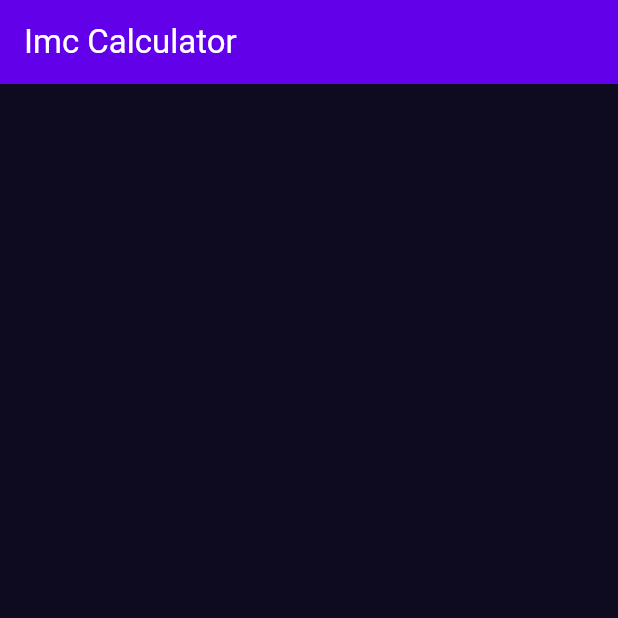
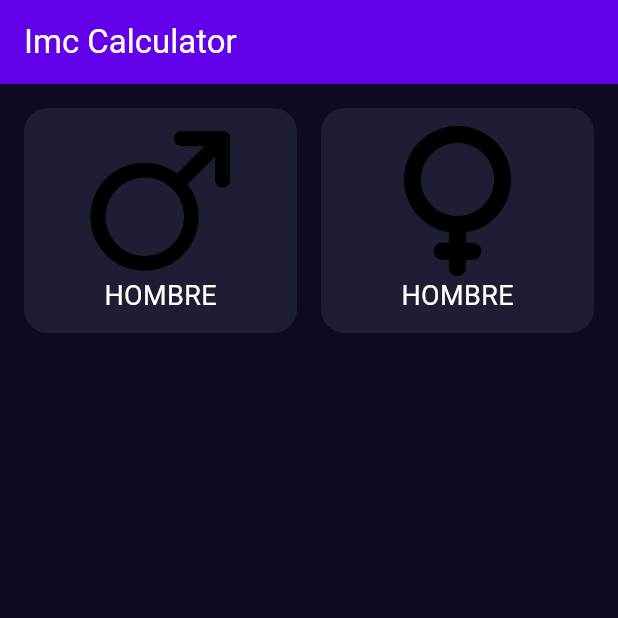
Before and after one commit to igrisdev/flutter_application_2, a Flutter app: the screen it shows after launch, on a phone screen of 412 x 824 dp, the top half of it. Run offline on Flutter 3.47's test engine with Material 3 defaults, Android fonts, the phone set to English and light mode, and no system bars.

Commit message:
Implement gender selector with visual feedback and add height selector component

```diff
--- a/lib/components/gender_selector.dart
+++ b/lib/components/gender_selector.dart
@@ -1,4 +1,6 @@
 import 'package:flutter/material.dart';
+import 'package:flutter_application_2/core/app_colors.dart';
+import 'package:flutter_application_2/core/text_styles.dart';
 
 class GenderSelector extends StatefulWidget {
   const GenderSelector({super.key});
@@ -14,8 +16,74 @@ class _GenderSelectorState extends State<GenderSelector> {
   Widget build(BuildContext context) {
     return Row(
       children: [
-        Column(children: []),
-        Column(children: []),
+        Expanded(
+          child: GestureDetector(
+            onTap: () {
+              setState(() {
+                selectedGender = "Hombre";
+              });
+            },
+            child: Padding(
+              padding: const EdgeInsets.only(
+                left: 16,
+                top: 16,
+                bottom: 16,
+                right: 8,
+              ),
+              child: Container(
+                decoration: BoxDecoration(
+                  color: selectedGender == "Hombre"
+                      ? AppColors.backgroundComponentSelected
+                      : AppColors.backgroundComponent,
+                  borderRadius: BorderRadius.circular(16),
+                ),
+                child: Padding(
+                  padding: const EdgeInsets.all(12),
+                  child: Column(
+                    children: [
+                      Image.asset("assets/images/male.png", height: 100),
+                      Text("Hombre".toUpperCase(), style: TextStyles.bodyText),
+                    ],
+                  ),
+                ),
+              ),
+            ),
+          ),
+        ),
+        Expanded(
+          child: GestureDetector(
+            onTap: () {
+              setState(() {
+                selectedGender = "Mujer";
+              });
+            },
+            child: Padding(
+              padding: const EdgeInsets.only(
+                left: 8,
+                top: 16,
+                bottom: 16,
+                right: 16,
+              ),
+              child: Container(
+                decoration: BoxDecoration(
+                  color: selectedGender == "Mujer"
+                      ? AppColors.backgroundComponentSelected
+                      : AppColors.backgroundComponent,
+                  borderRadius: BorderRadius.circular(16),
+                ),
+                child: Padding(
+                  padding: const EdgeInsets.all(12),
+                  child: Column(
+                    children: [
+                      Image.asset("assets/images/female.png", height: 100),
+                      Text("Hombre".toUpperCase(), style: TextStyles.bodyText),
+                    ],
+                  ),
+                ),
+              ),
+            ),
+          ),
+        ),
       ],
     );
   }
--- /dev/null
+++ b/lib/components/height_selector.dart
@@ -0,0 +1,15 @@
+import 'package:flutter/material.dart';
+
+class HeightSelector extends StatefulWidget {
+  const HeightSelector({super.key});
+
+  @override
+  State<HeightSelector> createState() => _HeightSelectorState();
+}
+
+class _HeightSelectorState extends State<HeightSelector> {
+  @override
+  Widget build(BuildContext context) {
+    return const Placeholder();
+  }
+}
--- /dev/null
+++ b/lib/core/text_styles.dart
@@ -0,0 +1,8 @@
+import 'package:flutter/material.dart';
+
+class TextStyles {
+  static const TextStyle bodyText = TextStyle(
+    color: Colors.white,
+    fontSize: 18,
+  );
+}
```
